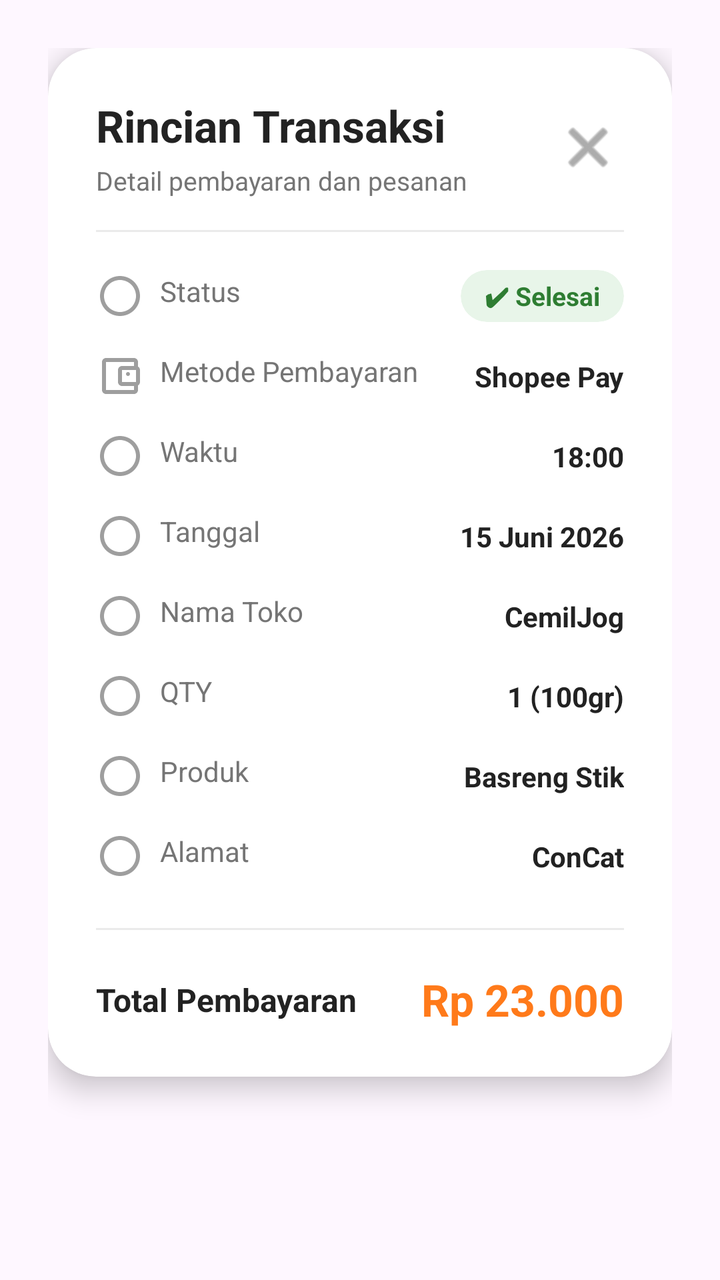
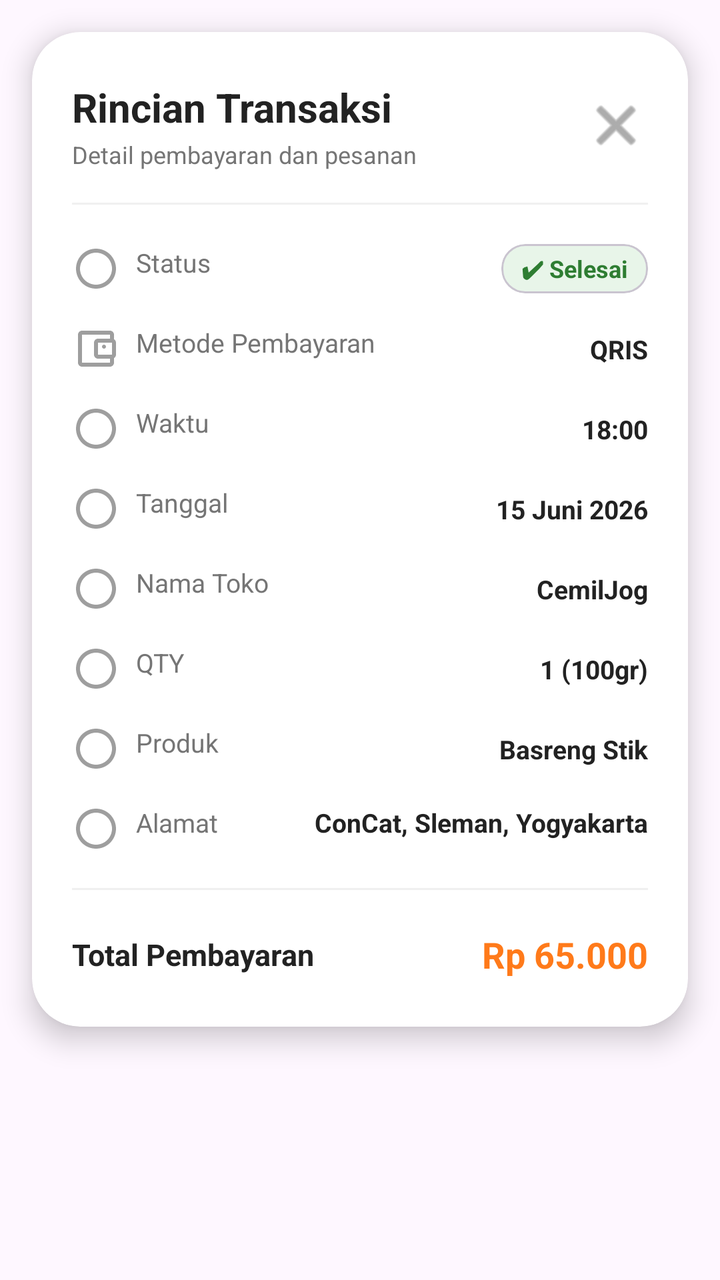

The first picture is an Android layout as it rendered before a commit; the second is the same layout after the commit. The layout source and the unified diff follow.
<!-- AndroidManifest.xml: application theme Theme.Cemil_feels -->
<!-- res/layout/dialog_transaction_detail.xml -->
<?xml version="1.0" encoding="utf-8"?>
<FrameLayout xmlns:android="http://schemas.android.com/apk/res/android"
    xmlns:app="http://schemas.android.com/apk/res-auto"
    android:layout_width="match_parent"
    android:layout_height="wrap_content"
    android:background="@android:color/transparent"
    android:padding="24dp">

    
    <com.google.android.material.card.MaterialCardView
        android:layout_width="match_parent"
        android:layout_height="wrap_content"
        app:cardBackgroundColor="#FFFFFF"
        app:cardCornerRadius="24dp"
        app:cardElevation="8dp"
        app:strokeWidth="0dp">

        <androidx.constraintlayout.widget.ConstraintLayout
            android:layout_width="match_parent"
            android:layout_height="wrap_content"
            android:paddingHorizontal="24dp"
            android:paddingVertical="24dp">

            
            <TextView
                android:id="@+id/tv_detail_title"
                android:layout_width="wrap_content"
                android:layout_height="wrap_content"
                android:text="Rincian Transaksi"
                android:textColor="#222222"
                android:textSize="22sp"
                android:textStyle="bold"
                app:layout_constraintStart_toStartOf="parent"
                app:layout_constraintTop_toTopOf="parent" />

            <TextView
                android:id="@+id/tv_detail_subtitle"
                android:layout_width="wrap_content"
                android:layout_height="wrap_content"
                android:text="Detail pembayaran dan pesanan"
                android:textColor="#757575"
                android:textSize="13sp"
                android:layout_marginTop="4dp"
                app:layout_constraintStart_toStartOf="parent"
                app:layout_constraintTop_toBottomOf="@id/tv_detail_title" />

            <ImageButton
                android:id="@+id/btn_close_detail"
                android:layout_width="36dp"
                android:layout_height="36dp"
                android:background="?attr/selectableItemBackgroundBorderless"
                app:srcCompat="@android:drawable/ic_menu_close_clear_cancel"
                app:tint="#757575"
                app:layout_constraintBottom_toBottomOf="@id/tv_detail_subtitle"
                app:layout_constraintEnd_toEndOf="parent"
                app:layout_constraintTop_toTopOf="@id/tv_detail_title"
                android:contentDescription="Tutup" />

            <View
                android:id="@+id/divider_detail_top"
                android:layout_width="match_parent"
                android:layout_height="1dp"
                android:layout_marginTop="16dp"
                android:background="#EAEAEA"
                app:layout_constraintTop_toBottomOf="@id/tv_detail_subtitle" />

            
            <TextView
                android:id="@+id/tv_lbl_status"
                android:layout_width="wrap_content"
                android:layout_height="wrap_content"
                android:layout_marginTop="20dp"
                android:text="Status"
                android:textColor="#757575"
                android:textSize="14sp"
                android:drawablePadding="8dp"
                app:drawableStartCompat="@drawable/ic_check_circle"
                app:drawableTint="#9E9E9E"
                app:layout_constraintStart_toStartOf="parent"
                app:layout_constraintTop_toBottomOf="@id/divider_detail_top" />

            
            <com.google.android.material.card.MaterialCardView
                android:layout_width="wrap_content"
                android:layout_height="wrap_content"
                app:cardBackgroundColor="#E8F5E9"
                app:cardCornerRadius="16dp"
                app:cardElevation="0dp"
                app:strokeWidth="0dp"
                app:layout_constraintBottom_toBottomOf="@id/tv_lbl_status"
                app:layout_constraintEnd_toEndOf="parent"
                app:layout_constraintTop_toTopOf="@id/tv_lbl_status">

                <TextView
                    android:id="@+id/tv_val_status"
                    android:layout_width="wrap_content"
                    android:layout_height="wrap_content"
                    android:paddingHorizontal="12dp"
                    android:paddingVertical="4dp"
                    android:text="✔ Selesai"
                    android:textColor="#2E7D32"
                    android:textSize="13sp"
                    android:textStyle="bold" />
            </com.google.android.material.card.MaterialCardView>

            
            <TextView
                android:id="@+id/tv_lbl_pay_method"
                android:layout_width="wrap_content"
                android:layout_height="wrap_content"
                android:layout_marginTop="16dp"
                android:text="Metode Pembayaran"
                android:textColor="#757575"
                android:textSize="14sp"
                android:drawablePadding="8dp"
                app:drawableStartCompat="@drawable/ic_wallet"
                app:drawableTint="#9E9E9E"
                app:layout_constraintStart_toStartOf="parent"
                app:layout_constraintTop_toBottomOf="@id/tv_lbl_status" />

            <TextView
                android:id="@+id/tv_val_pay_method"
                android:layout_width="wrap_content"
                android:layout_height="wrap_content"
                android:text="Shopee Pay"
                android:textColor="#222222"
                android:textSize="14sp"
                android:textStyle="bold"
                app:layout_constraintBottom_toBottomOf="@id/tv_lbl_pay_method"
                app:layout_constraintEnd_toEndOf="parent"
                app:layout_constraintTop_toTopOf="@id/tv_lbl_pay_method" />

            
            <TextView
                android:id="@+id/tv_lbl_time"
                android:layout_width="wrap_content"
                android:layout_height="wrap_content"
                android:layout_marginTop="16dp"
                android:text="Waktu"
                android:textColor="#757575"
                android:textSize="14sp"
                android:drawablePadding="8dp"
                app:drawableStartCompat="@drawable/ic_access_time"
                app:drawableTint="#9E9E9E"
                app:layout_constraintStart_toStartOf="parent"
                app:layout_constraintTop_toBottomOf="@id/tv_lbl_pay_method" />

            <TextView
                android:id="@+id/tv_val_time"
                android:layout_width="wrap_content"
                android:layout_height="wrap_content"
                android:text="18:00"
                android:textColor="#222222"
                android:textSize="14sp"
                android:textStyle="bold"
                app:layout_constraintBottom_toBottomOf="@id/tv_lbl_time"
                app:layout_constraintEnd_toEndOf="parent"
                app:layout_constraintTop_toTopOf="@id/tv_lbl_time" />

            
            <TextView
                android:id="@+id/tv_lbl_date"
                android:layout_width="wrap_content"
                android:layout_height="wrap_content"
                android:layout_marginTop="16dp"
                android:text="Tanggal"
                android:textColor="#757575"
                android:textSize="14sp"
                android:drawablePadding="8dp"
                app:drawableStartCompat="@drawable/ic_calendar_today"
                app:drawableTint="#9E9E9E"
                app:layout_constraintStart_toStartOf="parent"
                app:layout_constraintTop_toBottomOf="@id/tv_lbl_time" />

            <TextView
                android:id="@+id/tv_val_date"
                android:layout_width="wrap_content"
                android:layout_height="wrap_content"
                android:text="15 Juni 2026"
                android:textColor="#222222"
                android:textSize="14sp"
                android:textStyle="bold"
                app:layout_constraintBottom_toBottomOf="@id/tv_lbl_date"
                app:layout_constraintEnd_toEndOf="parent"
                app:layout_constraintTop_toTopOf="@id/tv_lbl_date" />

            
            <TextView
                android:id="@+id/tv_lbl_store"
                android:layout_width="wrap_content"
                android:layout_height="wrap_content"
                android:layout_marginTop="16dp"
                android:text="Nama Toko"
                android:textColor="#757575"
                android:textSize="14sp"
                android:drawablePadding="8dp"
                app:drawableStartCompat="@drawable/ic_store"
                app:drawableTint="#9E9E9E"
                app:layout_constraintStart_toStartOf="parent"
                app:layout_constraintTop_toBottomOf="@id/tv_lbl_date" />

            <TextView
                android:id="@+id/tv_val_store"
                android:layout_width="wrap_content"
                android:layout_height="wrap_content"
                android:text="CemilJog"
                android:textColor="#222222"
                android:textSize="14sp"
                android:textStyle="bold"
                app:layout_constraintBottom_toBottomOf="@id/tv_lbl_store"
                app:layout_constraintEnd_toEndOf="parent"
                app:layout_constraintTop_toTopOf="@id/tv_lbl_store" />

            
            <TextView
                android:id="@+id/tv_lbl_qty"
                android:layout_width="wrap_content"
                android:layout_height="wrap_content"
                android:layout_marginTop="16dp"
                android:text="QTY"
                android:textColor="#757575"
                android:textSize="14sp"
                android:drawablePadding="8dp"
                app:drawableStartCompat="@drawable/ic_inventory"
                app:drawableTint="#9E9E9E"
                app:layout_constraintStart_toStartOf="parent"
                app:layout_constraintTop_toBottomOf="@id/tv_lbl_store" />

            <TextView
                android:id="@+id/tv_val_qty"
                android:layout_width="wrap_content"
                android:layout_height="wrap_content"
                android:text="1 (100gr)"
                android:textColor="#222222"
                android:textSize="14sp"
                android:textStyle="bold"
                app:layout_constraintBottom_toBottomOf="@id/tv_lbl_qty"
                app:layout_constraintEnd_toEndOf="parent"
                app:layout_constraintTop_toTopOf="@id/tv_lbl_qty" />

            
            <TextView
                android:id="@+id/tv_lbl_snack_name"
                android:layout_width="wrap_content"
                android:layout_height="wrap_content"
                android:layout_marginTop="16dp"
                android:text="Produk"
                android:textColor="#757575"
                android:textSize="14sp"
                android:drawablePadding="8dp"
                app:drawableStartCompat="@drawable/ic_fastfood"
                app:drawableTint="#9E9E9E"
                app:layout_constraintStart_toStartOf="parent"
                app:layout_constraintTop_toBottomOf="@id/tv_lbl_qty" />

            <TextView
                android:id="@+id/tv_val_snack_name"
                android:layout_width="wrap_content"
                android:layout_height="wrap_content"
                android:text="Basreng Stik"
                android:textColor="#222222"
                android:textSize="14sp"
                android:textStyle="bold"
                app:layout_constraintBottom_toBottomOf="@id/tv_lbl_snack_name"
                app:layout_constraintEnd_toEndOf="parent"
                app:layout_constraintTop_toTopOf="@id/tv_lbl_snack_name" />

            
            <TextView
                android:id="@+id/tv_lbl_detail_addr"
                android:layout_width="wrap_content"
                android:layout_height="wrap_content"
                android:layout_marginTop="16dp"
                android:text="Alamat"
                android:textColor="#757575"
                android:textSize="14sp"
                android:drawablePadding="8dp"
                app:drawableStartCompat="@drawable/ic_location_on"
                app:drawableTint="#9E9E9E"
                app:layout_constraintStart_toStartOf="parent"
                app:layout_constraintTop_toBottomOf="@id/tv_lbl_snack_name" />

            <TextView
                android:id="@+id/tv_val_detail_addr"
                android:layout_width="0dp"
                android:layout_height="wrap_content"
                android:layout_marginStart="16dp"
                android:gravity="end"
                android:text="ConCat"
                android:textColor="#222222"
                android:textSize="14sp"
                android:textStyle="bold"
                app:layout_constraintBottom_toBottomOf="@id/tv_lbl_detail_addr"
                app:layout_constraintEnd_toEndOf="parent"
                app:layout_constraintStart_toEndOf="@id/tv_lbl_detail_addr"
                app:layout_constraintTop_toTopOf="@id/tv_lbl_detail_addr" />

            
            <View
                android:id="@+id/divider_detail_bottom"
                android:layout_width="match_parent"
                android:layout_height="1dp"
                android:layout_marginTop="24dp"
                android:background="#EAEAEA"
                app:layout_constraintTop_toBottomOf="@id/tv_lbl_detail_addr" />

            
            <TextView
                android:id="@+id/tv_lbl_trans_total"
                android:layout_width="wrap_content"
                android:layout_height="wrap_content"
                android:layout_marginTop="20dp"
                android:text="Total Pembayaran"
                android:textColor="#222222"
                android:textSize="16sp"
                android:textStyle="bold"
                app:layout_constraintBottom_toBottomOf="parent"
                app:layout_constraintStart_toStartOf="parent"
                app:layout_constraintTop_toBottomOf="@id/divider_detail_bottom" />

            <TextView
                android:id="@+id/tv_val_trans_total"
                android:layout_width="wrap_content"
                android:layout_height="wrap_content"
                android:text="Rp 23.000"
                android:textColor="#FF7A1A"
                android:textSize="22sp"
                android:textStyle="bold"
                app:layout_constraintBottom_toBottomOf="@id/tv_lbl_trans_total"
                app:layout_constraintEnd_toEndOf="parent"
                app:layout_constraintTop_toTopOf="@id/tv_lbl_trans_total" />

        </androidx.constraintlayout.widget.ConstraintLayout>
    </com.google.android.material.card.MaterialCardView>
</FrameLayout>
<!-- resources referenced by this layout -->
<resources>
  <!-- drawable ic_access_time (drawable) -->
  <vector xmlns:android="http://schemas.android.com/apk/res/android" android:width="24dp" android:height="24dp" android:viewportWidth="24" android:viewportHeight="24" android:tint="?attr/colorControlNormal"><path android:fillColor="@android:color/white" android:pathData="M12,2C6.48,2 2,6.48 2,12s4.48,10 10,10 10,-4.48 10,-10S17.52,2 12,2zM12,20c-4.41,0 -8,-3.59 -8,-8s3.59,-8 8,-8 8,3.59 8,8 -3.59,8 -8,8z"/></vector>
  <!-- drawable ic_calendar_today (drawable) -->
  <vector xmlns:android="http://schemas.android.com/apk/res/android" android:width="24dp" android:height="24dp" android:viewportWidth="24" android:viewportHeight="24" android:tint="?attr/colorControlNormal"><path android:fillColor="@android:color/white" android:pathData="M12,2C6.48,2 2,6.48 2,12s4.48,10 10,10 10,-4.48 10,-10S17.52,2 12,2zM12,20c-4.41,0 -8,-3.59 -8,-8s3.59,-8 8,-8 8,3.59 8,8 -3.59,8 -8,8z"/></vector>
  <!-- drawable ic_check_circle (drawable) -->
  <vector xmlns:android="http://schemas.android.com/apk/res/android" android:width="24dp" android:height="24dp" android:viewportWidth="24" android:viewportHeight="24" android:tint="?attr/colorControlNormal"><path android:fillColor="@android:color/white" android:pathData="M12,2C6.48,2 2,6.48 2,12s4.48,10 10,10 10,-4.48 10,-10S17.52,2 12,2zM12,20c-4.41,0 -8,-3.59 -8,-8s3.59,-8 8,-8 8,3.59 8,8 -3.59,8 -8,8z"/></vector>
  <!-- drawable ic_fastfood (drawable) -->
  <vector xmlns:android="http://schemas.android.com/apk/res/android" android:width="24dp" android:height="24dp" android:viewportWidth="24" android:viewportHeight="24" android:tint="?attr/colorControlNormal"><path android:fillColor="@android:color/white" android:pathData="M12,2C6.48,2 2,6.48 2,12s4.48,10 10,10 10,-4.48 10,-10S17.52,2 12,2zM12,20c-4.41,0 -8,-3.59 -8,-8s3.59,-8 8,-8 8,3.59 8,8 -3.59,8 -8,8z"/></vector>
  <!-- drawable ic_inventory (drawable) -->
  <vector xmlns:android="http://schemas.android.com/apk/res/android" android:width="24dp" android:height="24dp" android:viewportWidth="24" android:viewportHeight="24" android:tint="?attr/colorControlNormal"><path android:fillColor="@android:color/white" android:pathData="M12,2C6.48,2 2,6.48 2,12s4.48,10 10,10 10,-4.48 10,-10S17.52,2 12,2zM12,20c-4.41,0 -8,-3.59 -8,-8s3.59,-8 8,-8 8,3.59 8,8 -3.59,8 -8,8z"/></vector>
  <!-- drawable ic_location_on (drawable) -->
  <vector xmlns:android="http://schemas.android.com/apk/res/android" android:width="24dp" android:height="24dp" android:viewportWidth="24" android:viewportHeight="24" android:tint="?attr/colorControlNormal"><path android:fillColor="@android:color/white" android:pathData="M12,2C6.48,2 2,6.48 2,12s4.48,10 10,10 10,-4.48 10,-10S17.52,2 12,2zM12,20c-4.41,0 -8,-3.59 -8,-8s3.59,-8 8,-8 8,3.59 8,8 -3.59,8 -8,8z"/></vector>
  <!-- drawable ic_store (drawable) -->
  <vector xmlns:android="http://schemas.android.com/apk/res/android" android:width="24dp" android:height="24dp" android:viewportWidth="24" android:viewportHeight="24" android:tint="?attr/colorControlNormal"><path android:fillColor="@android:color/white" android:pathData="M12,2C6.48,2 2,6.48 2,12s4.48,10 10,10 10,-4.48 10,-10S17.52,2 12,2zM12,20c-4.41,0 -8,-3.59 -8,-8s3.59,-8 8,-8 8,3.59 8,8 -3.59,8 -8,8z"/></vector>
  <style name="Theme.Cemil_feels" parent="Base.Theme.Cemil_feels" />
  <color name="colorPrimary">#FF914D</color>
  <style name="Base.Theme.Cemil_feels" parent="Theme.Material3.DayNight.NoActionBar">
          
          
      </style>
  <!-- unchanged entries left out for length: 1 -->
</resources>

<!-- the commit's change to res/layout/dialog_transaction_detail.xml (unified diff, before → after) -->
@@ -3,22 +3,23 @@
     xmlns:app="http://schemas.android.com/apk/res-auto"
     android:layout_width="match_parent"
     android:layout_height="wrap_content"
-    android:background="@android:color/transparent"
-    android:padding="24dp">
+    android:background="@android:color/transparent">
 
     
     <com.google.android.material.card.MaterialCardView
         android:layout_width="match_parent"
         android:layout_height="wrap_content"
+        android:layout_margin="16dp"
         app:cardBackgroundColor="#FFFFFF"
         app:cardCornerRadius="24dp"
         app:cardElevation="8dp"
+        app:cardPreventCornerOverlap="false"
         app:strokeWidth="0dp">
 
         <androidx.constraintlayout.widget.ConstraintLayout
             android:layout_width="match_parent"
             android:layout_height="wrap_content"
-            android:paddingHorizontal="24dp"
+            android:paddingHorizontal="20dp"
             android:paddingVertical="24dp">
 
             
@@ -28,7 +29,7 @@
                 android:layout_height="wrap_content"
                 android:text="Rincian Transaksi"
                 android:textColor="#222222"
-                android:textSize="22sp"
+                android:textSize="20sp"
                 android:textStyle="bold"
                 app:layout_constraintStart_toStartOf="parent"
                 app:layout_constraintTop_toTopOf="parent" />
@@ -39,15 +40,15 @@
                 android:layout_height="wrap_content"
                 android:text="Detail pembayaran dan pesanan"
                 android:textColor="#757575"
-                android:textSize="13sp"
-                android:layout_marginTop="4dp"
+                android:textSize="12sp"
+                android:layout_marginTop="2dp"
                 app:layout_constraintStart_toStartOf="parent"
                 app:layout_constraintTop_toBottomOf="@id/tv_detail_title" />
 
             <ImageButton
                 android:id="@+id/btn_close_detail"
-                android:layout_width="36dp"
-                android:layout_height="36dp"
+                android:layout_width="32dp"
+                android:layout_height="32dp"
                 android:background="?attr/selectableItemBackgroundBorderless"
                 app:srcCompat="@android:drawable/ic_menu_close_clear_cancel"
                 app:tint="#757575"
@@ -61,7 +62,7 @@
                 android:layout_width="match_parent"
                 android:layout_height="1dp"
                 android:layout_marginTop="16dp"
-                android:background="#EAEAEA"
+                android:background="#F0F0F0"
                 app:layout_constraintTop_toBottomOf="@id/tv_detail_subtitle" />
 
             
@@ -72,34 +73,31 @@
                 android:layout_marginTop="20dp"
                 android:text="Status"
                 android:textColor="#757575"
-                android:textSize="14sp"
+                android:textSize="13sp"
                 android:drawablePadding="8dp"
                 app:drawableStartCompat="@drawable/ic_check_circle"
                 app:drawableTint="#9E9E9E"
                 app:layout_constraintStart_toStartOf="parent"
                 app:layout_constraintTop_toBottomOf="@id/divider_detail_top" />
 
-            
             <com.google.android.material.card.MaterialCardView
                 android:layout_width="wrap_content"
                 android:layout_height="wrap_content"
                 app:cardBackgroundColor="#E8F5E9"
-                app:cardCornerRadius="16dp"
+                app:cardCornerRadius="12dp"
                 app:cardElevation="0dp"
-                app:strokeWidth="0dp"
                 app:layout_constraintBottom_toBottomOf="@id/tv_lbl_status"
                 app:layout_constraintEnd_toEndOf="parent"
                 app:layout_constraintTop_toTopOf="@id/tv_lbl_status">
-
                 <TextView
                     android:id="@+id/tv_val_status"
                     android:layout_width="wrap_content"
                     android:layout_height="wrap_content"
-                    android:paddingHorizontal="12dp"
+                    android:paddingHorizontal="10dp"
                     android:paddingVertical="4dp"
                     android:text="✔ Selesai"
                     android:textColor="#2E7D32"
-                    android:textSize="13sp"
+                    android:textSize="12sp"
                     android:textStyle="bold" />
             </com.google.android.material.card.MaterialCardView>
 
@@ -111,7 +109,7 @@
                 android:layout_marginTop="16dp"
                 android:text="Metode Pembayaran"
                 android:textColor="#757575"
-                android:textSize="14sp"
+                android:textSize="13sp"
                 android:drawablePadding="8dp"
                 app:drawableStartCompat="@drawable/ic_wallet"
                 app:drawableTint="#9E9E9E"
@@ -122,9 +120,9 @@
                 android:id="@+id/tv_val_pay_method"
                 android:layout_width="wrap_content"
                 android:layout_height="wrap_content"
-                android:text="Shopee Pay"
-                android:textColor="#222222"
-                android:textSize="14sp"
+                android:text="QRIS"
+                android:textColor="#222222"
+                android:textSize="13sp"
                 android:textStyle="bold"
                 app:layout_constraintBottom_toBottomOf="@id/tv_lbl_pay_method"
                 app:layout_constraintEnd_toEndOf="parent"
@@ -138,7 +136,7 @@
                 android:layout_marginTop="16dp"
                 android:text="Waktu"
                 android:textColor="#757575"
-                android:textSize="14sp"
+                android:textSize="13sp"
                 android:drawablePadding="8dp"
                 app:drawableStartCompat="@drawable/ic_access_time"
                 app:drawableTint="#9E9E9E"
@@ -151,7 +149,7 @@
                 android:layout_height="wrap_content"
                 android:text="18:00"
                 android:textColor="#222222"
-                android:textSize="14sp"
+                android:textSize="13sp"
                 android:textStyle="bold"
                 app:layout_constraintBottom_toBottomOf="@id/tv_lbl_time"
                 app:layout_constraintEnd_toEndOf="parent"
@@ -165,7 +163,7 @@
                 android:layout_marginTop="16dp"
                 android:text="Tanggal"
                 android:textColor="#757575"
-                android:textSize="14sp"
+                android:textSize="13sp"
                 android:drawablePadding="8dp"
                 app:drawableStartCompat="@drawable/ic_calendar_today"
                 app:drawableTint="#9E9E9E"
@@ -178,7 +176,7 @@
                 android:layout_height="wrap_content"
                 android:text="15 Juni 2026"
                 android:textColor="#222222"
-                android:textSize="14sp"
+                android:textSize="13sp"
                 android:textStyle="bold"
                 app:layout_constraintBottom_toBottomOf="@id/tv_lbl_date"
                 app:layout_constraintEnd_toEndOf="parent"
@@ -192,7 +190,7 @@
                 android:layout_marginTop="16dp"
                 android:text="Nama Toko"
                 android:textColor="#757575"
-                android:textSize="14sp"
+                android:textSize="13sp"
                 android:drawablePadding="8dp"
                 app:drawableStartCompat="@drawable/ic_store"
                 app:drawableTint="#9E9E9E"
@@ -205,7 +203,7 @@
                 android:layout_height="wrap_content"
                 android:text="CemilJog"
                 android:textColor="#222222"
-                android:textSize="14sp"
+                android:textSize="13sp"
                 android:textStyle="bold"
                 app:layout_constraintBottom_toBottomOf="@id/tv_lbl_store"
                 app:layout_constraintEnd_toEndOf="parent"
@@ -219,7 +217,7 @@
                 android:layout_marginTop="16dp"
                 android:text="QTY"
                 android:textColor="#757575"
-                android:textSize="14sp"
+                android:textSize="13sp"
                 android:drawablePadding="8dp"
                 app:drawableStartCompat="@drawable/ic_inventory"
                 app:drawableTint="#9E9E9E"
@@ -232,7 +230,7 @@
                 android:layout_height="wrap_content"
                 android:text="1 (100gr)"
                 android:textColor="#222222"
-                android:textSize="14sp"
+                android:textSize="13sp"
                 android:textStyle="bold"
                 app:layout_constraintBottom_toBottomOf="@id/tv_lbl_qty"
                 app:layout_constraintEnd_toEndOf="parent"
@@ -246,7 +244,7 @@
                 android:layout_marginTop="16dp"
                 android:text="Produk"
                 android:textColor="#757575"
-                android:textSize="14sp"
+                android:textSize="13sp"
                 android:drawablePadding="8dp"
                 app:drawableStartCompat="@drawable/ic_fastfood"
                 app:drawableTint="#9E9E9E"
@@ -259,7 +257,7 @@
                 android:layout_height="wrap_content"
                 android:text="Basreng Stik"
                 android:textColor="#222222"
-                android:textSize="14sp"
+                android:textSize="13sp"
                 android:textStyle="bold"
                 app:layout_constraintBottom_toBottomOf="@id/tv_lbl_snack_name"
                 app:layout_constraintEnd_toEndOf="parent"
@@ -273,7 +271,7 @@
                 android:layout_marginTop="16dp"
                 android:text="Alamat"
                 android:textColor="#757575"
-                android:textSize="14sp"
+                android:textSize="13sp"
                 android:drawablePadding="8dp"
                 app:drawableStartCompat="@drawable/ic_location_on"
                 app:drawableTint="#9E9E9E"
@@ -286,23 +284,21 @@
                 android:layout_height="wrap_content"
                 android:layout_marginStart="16dp"
                 android:gravity="end"
-                android:text="ConCat"
-                android:textColor="#222222"
-                android:textSize="14sp"
-                android:textStyle="bold"
-                app:layout_constraintBottom_toBottomOf="@id/tv_lbl_detail_addr"
+                android:text="ConCat, Sleman, Yogyakarta"
+                android:textColor="#222222"
+                android:textSize="13sp"
+                android:textStyle="bold"
                 app:layout_constraintEnd_toEndOf="parent"
                 app:layout_constraintStart_toEndOf="@id/tv_lbl_detail_addr"
                 app:layout_constraintTop_toTopOf="@id/tv_lbl_detail_addr" />
 
-            
             <View
                 android:id="@+id/divider_detail_bottom"
                 android:layout_width="match_parent"
                 android:layout_height="1dp"
                 android:layout_marginTop="24dp"
-                android:background="#EAEAEA"
-                app:layout_constraintTop_toBottomOf="@id/tv_lbl_detail_addr" />
+                android:background="#F0F0F0"
+                app:layout_constraintTop_toBottomOf="@id/tv_val_detail_addr" />
 
             
             <TextView
@@ -312,7 +308,7 @@
                 android:layout_marginTop="20dp"
                 android:text="Total Pembayaran"
                 android:textColor="#222222"
-                android:textSize="16sp"
+                android:textSize="15sp"
                 android:textStyle="bold"
                 app:layout_constraintBottom_toBottomOf="parent"
                 app:layout_constraintStart_toStartOf="parent"
@@ -320,14 +316,17 @@
 
             <TextView
                 android:id="@+id/tv_val_trans_total"
-                android:layout_width="wrap_content"
-                android:layout_height="wrap_content"
-                android:text="Rp 23.000"
+                android:layout_width="0dp"
+                android:layout_height="wrap_content"
+                android:gravity="end"
+                android:text="Rp 65.000"
                 android:textColor="#FF7A1A"
-                android:textSize="22sp"
-                android:textStyle="bold"
+                android:textSize="18sp"
+                android:textStyle="bold"
+                android:layout_marginStart="8dp"
                 app:layout_constraintBottom_toBottomOf="@id/tv_lbl_trans_total"
                 app:layout_constraintEnd_toEndOf="parent"
+                app:layout_constraintStart_toEndOf="@id/tv_lbl_trans_total"
                 app:layout_constraintTop_toTopOf="@id/tv_lbl_trans_total" />
 
         </androidx.constraintlayout.widget.ConstraintLayout>
